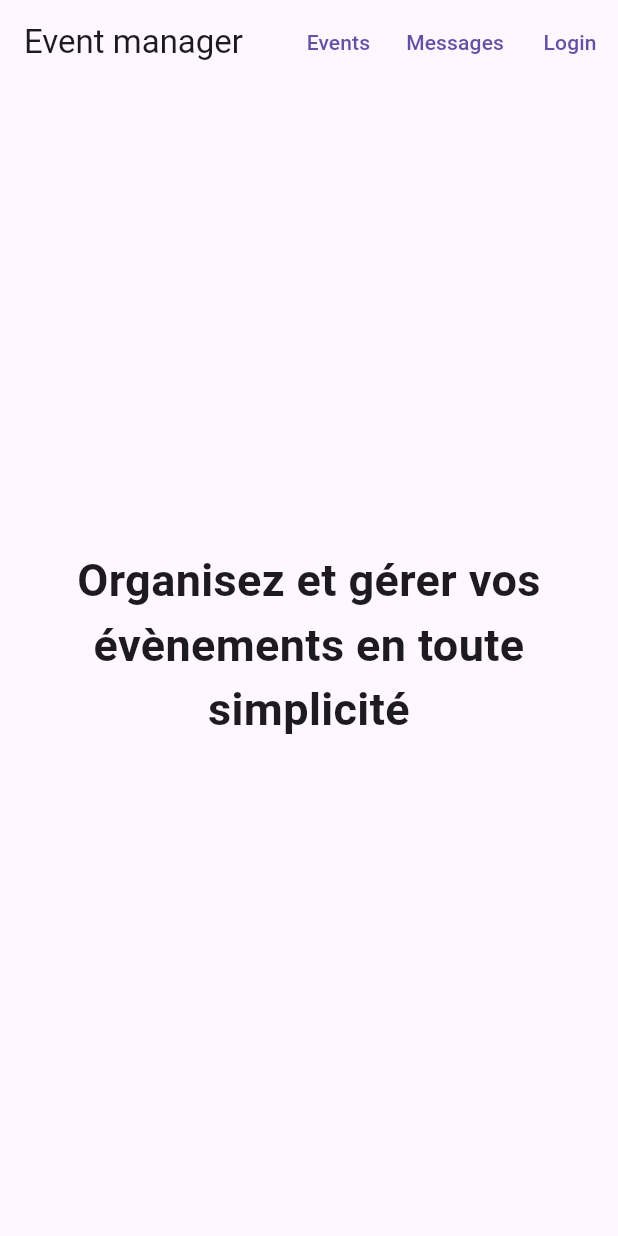
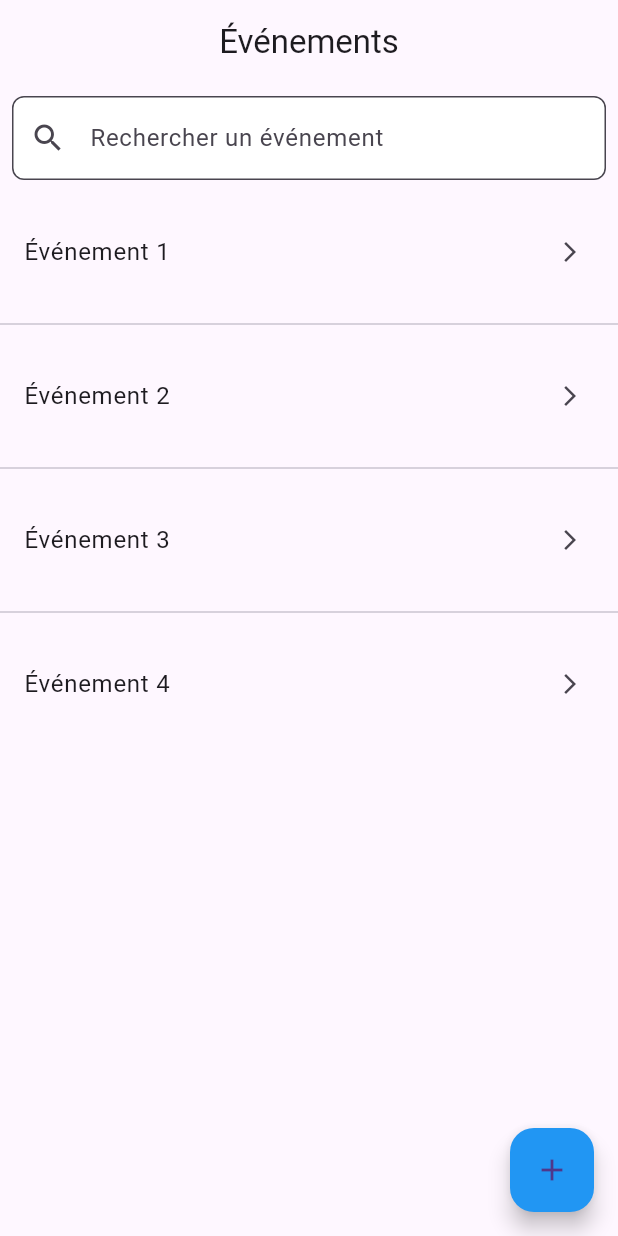
Before and after one commit to Ricardogn224/FlashEvent, a Flutter app: the screen it shows after launch, on a phone screen of 412 x 824 dp. Run offline on Flutter 3.47's test engine with Material 3 defaults, Android fonts, the phone set to English and light mode, and no system bars.

Commit message:
add event

```diff
--- /dev/null
+++ b/client/lib/core/exceptions/api_exception.dart
@@ -0,0 +1,6 @@
+class ApiException extends Error {
+  final String message;
+  int? statusCode;
+
+  ApiException({required this.message, this.statusCode});
+}
--- /dev/null
+++ b/client/lib/domain/usecases/event/get_event.dart
@@ -0,0 +1 @@
+//fontionnalité qui va recuperer les events
--- /dev/null
+++ b/client/lib/screens/events_screen.dart
@@ -0,0 +1,65 @@
+import 'package:flutter/material.dart';
+import 'event_details_screen.dart';
+
+
+class EventsScreen extends StatelessWidget {
+  @override
+  Widget build(BuildContext context) {
+    return Scaffold(
+      appBar: AppBar(
+        title: Text('Événements'),
+        centerTitle: true,
+      ),
+      body: Column(
+        children: <Widget>[
+          Padding(
+            padding: const EdgeInsets.all(8.0),
+            child: TextField(
+              decoration: InputDecoration(
+                hintText: 'Rechercher un événement',
+                prefixIcon: Icon(Icons.search),
+                border: OutlineInputBorder(
+                  borderRadius: BorderRadius.circular(8),
+                  borderSide: BorderSide(color: Colors.grey, width: 1),
+                ),
+                filled: true,
+                fillColor: Colors.white,
+              ),
+            ),
+          ),
+          Expanded(
+            child: ListView.separated(
+              itemCount: 4,  // Supposons que vous avez 4 événements pour l'exemple
+              itemBuilder: (context, index) {
+                return ListTile(
+                  title: Container(
+                    padding: EdgeInsets.symmetric(vertical: 20),
+                    child: Row(
+                      mainAxisAlignment: MainAxisAlignment.spaceBetween,
+                      children: [
+                        Text('Événement ${index + 1}'),
+                        Icon(Icons.arrow_forward_ios, size: 16),
+                      ],
+                    ),
+                  ),
+                  onTap: () {
+                    Navigator.of(context).pushNamed('/event_details');
+                  },
+
+                );
+              },
+              separatorBuilder: (context, index) => Divider(),
+            ),
+          ),
+        ],
+      ),
+      floatingActionButton: FloatingActionButton(
+        onPressed: () {
+          // Action pour ajouter un nouvel événement
+        },
+        child: Icon(Icons.add),
+        backgroundColor: Colors.blue,
+      ),
+    );
+  }
+}
--- a/client/lib/screens/home_screen.dart
+++ b/client/lib/screens/home_screen.dart
@@ -1,58 +1,45 @@
 import 'package:flutter/material.dart';
 import 'login_screen.dart';
+import 'events_screen.dart';
+import 'messages_screen.dart';
+import 'event_details_screen.dart';
 
-class HomeScreen extends StatelessWidget {
+import 'package:flutter_flash_event/widgets/bottom_navigation_bar.dart'; // Assurez-vous que ce composant est correctement défini
+
+class HomeScreen extends StatefulWidget {
   const HomeScreen({Key? key}) : super(key: key);
+
+  @override
+  _HomeScreenState createState() => _HomeScreenState();
+}
+
+class _HomeScreenState extends State<HomeScreen> {
+  int _currentIndex = 0;
+
+  // Liste des widgets à afficher dans le body en fonction de l'index
+  final List<Widget> _pageWidgets = [
+    EventsScreen(),
+    MessagesScreen(),
+    LoginScreen(),
+  ];
 
   @override
   Widget build(BuildContext context) {
     return Scaffold(
       appBar: AppBar(
         title: Text('Event manager'),
-        actions: [
-          TextButton(
-            onPressed: () {
-              // Navigate to the Events page
-            },
-            child: Text(
-              'Events',
-            ),
-          ),
-          TextButton(
-            onPressed: () {
-              // Navigate to the Messages page
-            },
-            child: Text(
-              'Messages',
-            ),
-          ),
-          TextButton(
-            onPressed: () {
-              // Navigate to the LoginPage when the button is pressed
-              Navigator.push(
-                context,
-                MaterialPageRoute(builder: (context) => LoginScreen()),
-              );
-            },
-            child: Text('Login'),
-          ),
-        ],
       ),
-      body: Center(
-        child: Column(
-          mainAxisAlignment: MainAxisAlignment.center,
-          children: [
-            Text(
-              'Organisez et gérer vos évènements en toute simplicité', // Welcoming text in the principal content section
-              textAlign: TextAlign.center,
-              style: TextStyle(
-                fontSize: 30,
-                fontWeight: FontWeight.bold,
-              ),
-            ),
-            SizedBox(height: 20),
-          ],
-        ),
+      body: IndexedStack(
+        index: _currentIndex,
+        children: _pageWidgets,
+      ),
+      bottomNavigationBar: CustomBottomNavigationBar(
+        currentIndex: _currentIndex,
+        onTap: (index) {
+          setState(() {
+            _currentIndex = index; // Met à jour l'index actuel et le widget affiché
+          });
+        },
       ),
     );
   }
--- a/client/pubspec.yaml
+++ b/client/pubspec.yaml
@@ -1,4 +1,4 @@
-name: client
+name: flutter_flash_event
 description: "A new Flutter project."
 # The following line prevents the package from being accidentally published to
 # pub.dev using `flutter pub publish`. This is preferred for private packages.
@@ -31,10 +31,12 @@ dependencies:
   flutter:
     sdk: flutter
 
-
   # The following adds the Cupertino Icons font to your application.
   # Use with the CupertinoIcons class for iOS style icons.
   cupertino_icons: ^1.0.6
+  dio: ^5.4.1
+  http: ^1.2.1
+  flutter_bloc: ^8.1.5
 
 dev_dependencies:
   flutter_test:
```
Also changed, not shown: client/lib/core/models/photo.dart (added, +25 -0 lines), client/lib/core/models/product.dart (added, +19 -0 lines), client/lib/core/models/user.dart (added, +34 -0 lines), client/lib/core/services/api_services.dart (added, +29 -0 lines), client/lib/main.dart (+24 -0 lines), client/lib/screens/base_screen.dart (added, +45 -0 lines), client/lib/screens/event_details_screen.dart (added, +53 -0 lines), client/lib/screens/messages_screen.dart (added, +13 -0 lines), client/lib/screens/splash_screen.dart (+7 -3 lines), client/lib/widgets/bottom_navigation_bar.dart (added, +34 -0 lines), client/lib/domain/usecases/users/get_users.dart (added), client/pubspec.lock.
